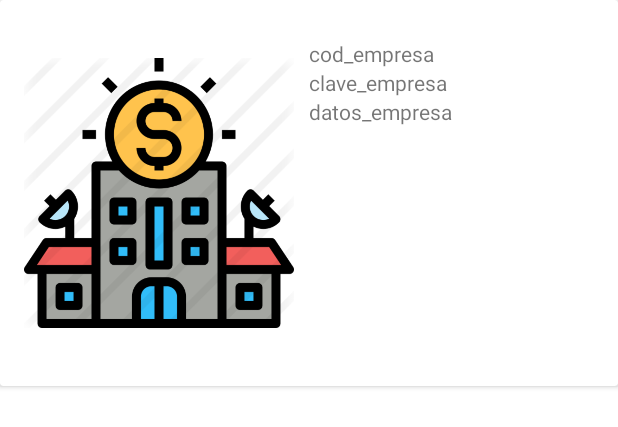
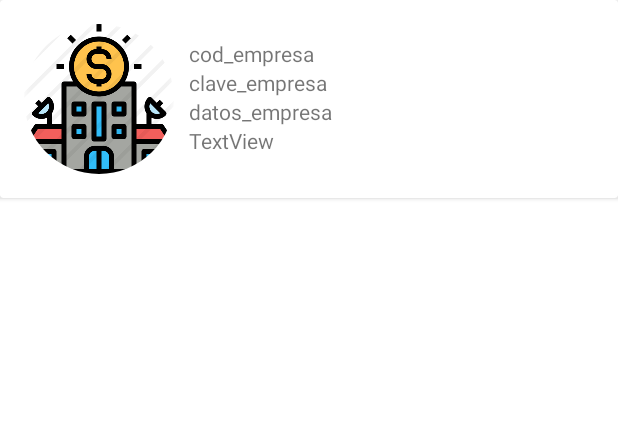
Before and after one commit to Dani1113/TUTORIAL_FIREBASE, an Android app: the layout item_recyclerview_empresa.xml on its own in the app's theme, with its tools: preview values and no code run, on a phone screen of 412 x 824 dp. Shown: the top 427 px of the screen. Run offline under Robolectric (Android 15) with nearby library versions, the phone set to English and light mode, and no system bars.

```diff
--- a/app/src/main/java/com/example/tutorialfirebase/Modelos/ProductosPublicadosDB.java
+++ b/app/src/main/java/com/example/tutorialfirebase/Modelos/ProductosPublicadosDB.java
@@ -242,7 +242,7 @@ public class ProductosPublicadosDB {
     }
 
 
-    public static ArrayList<ProductosPublicados> obtenerProductosPublicadosPorEmpresa(int pagina, String cod_empr) {
+    /*public static ArrayList<ProductosPublicados> obtenerProductosPublicadosPorEmpresa(int pagina, String cod_empr) {
         ArrayList<ProductosPublicados> productosPublicadosDevuelto = null;
         FutureTask tarea = new FutureTask(new TareaObtenerProductoPublicadoPorEmpresa(pagina, cod_empr));
         ExecutorService es = Executors.newSingleThreadExecutor();
@@ -263,5 +263,5 @@ public class ProductosPublicadosDB {
             e.printStackTrace();
         }
         return productosPublicadosDevuelto;
-    }
+    }*/
 }
--- a/app/src/main/res/layout/item_recyclerview_empresa.xml
+++ b/app/src/main/res/layout/item_recyclerview_empresa.xml
@@ -9,13 +9,13 @@
         android:layout_height="wrap_content"
         android:layout_margin="@dimen/margen1">
 
-        <ImageView
+        <de.hdodenhof.circleimageview.CircleImageView
             android:id="@+id/img_empresa"
-            android:layout_width="@dimen/ancho1_item_reciclerview"
-            android:layout_height="@dimen/alto1_reciclerview"
+            android:layout_width="100sp"
+            android:layout_height="100sp"
             android:layout_weight="1"
             android:contentDescription="@string/img_empresa"
-            app:srcCompat="@drawable/empresa" />
+            android:src="@drawable/empresa" />
 
         <LinearLayout
             android:layout_width="wrap_content"
@@ -25,23 +25,29 @@
             android:padding="@dimen/padding1">
 
             <TextView
-                android:id="@+id/txt_rv_cod_empresa"
+                android:id="@+id/txt_rv_nombre_empresa"
                 android:layout_width="@dimen/ancho1_item_reciclerview"
                 android:layout_height="wrap_content"
                 android:text="@string/cod_empresa"
                 android:textSize="@dimen/tam_letra1" />
 
             <TextView
-                android:id="@+id/txt_rv_clave_empresa"
+                android:id="@+id/txt_rv_sector_empresa"
                 android:layout_width="@dimen/ancho1_item_reciclerview"
                 android:layout_height="wrap_content"
                 android:text="@string/clave_empresa" />
 
             <TextView
-                android:id="@+id/txt_rv_datos_empresa"
+                android:id="@+id/txt_rv_resumen_empresa"
                 android:layout_width="@dimen/ancho1_item_reciclerview"
                 android:layout_height="wrap_content"
                 android:text="@string/datos_empresa" />
+
+            <TextView
+                android:id="@+id/txt_rv_direccion_empresa"
+                android:layout_width="match_parent"
+                android:layout_height="wrap_content"
+                android:text="TextView" />
 
         </LinearLayout>
     </LinearLayout>
--- a/app/src/main/res/values/strings.xml
+++ b/app/src/main/res/values/strings.xml
@@ -78,7 +78,7 @@
     <string name="clave_empresa">clave_empresa</string>
     <string name="datos_empresa">datos_empresa</string>
     <string name="todo1">todo1</string>
-    <string name="hello_blank_fragment">hello_blank_fragment</string>
+    <string name="hello_blank_fragment2">hello_blank_fragment</string>
     <string name="img_empresa">img_empresa</string>
     <string name="img_producto_publicado">img_producto_publicado</string>
     <string name="aqui_van_los_productos_de_una_empresa">aqui van los productos de una empresa</string>
```
Also changed, not shown: app/src/main/java/com/example/tutorialfirebase/Clases/EmpresaViewHolder.java (+12 -47 lines), app/src/main/java/com/example/tutorialfirebase/Clases/ListaEmpresasAdapter.java (+19 -9 lines), app/src/main/java/com/example/tutorialfirebase/fragment_empresas.java (+14 -6 lines).
